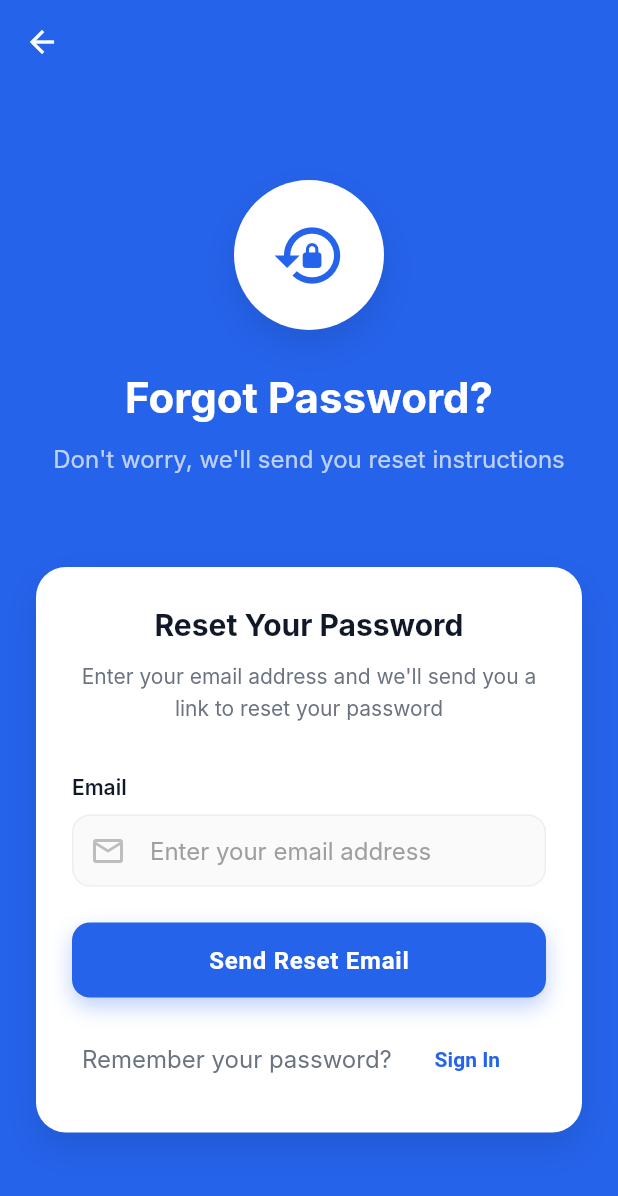
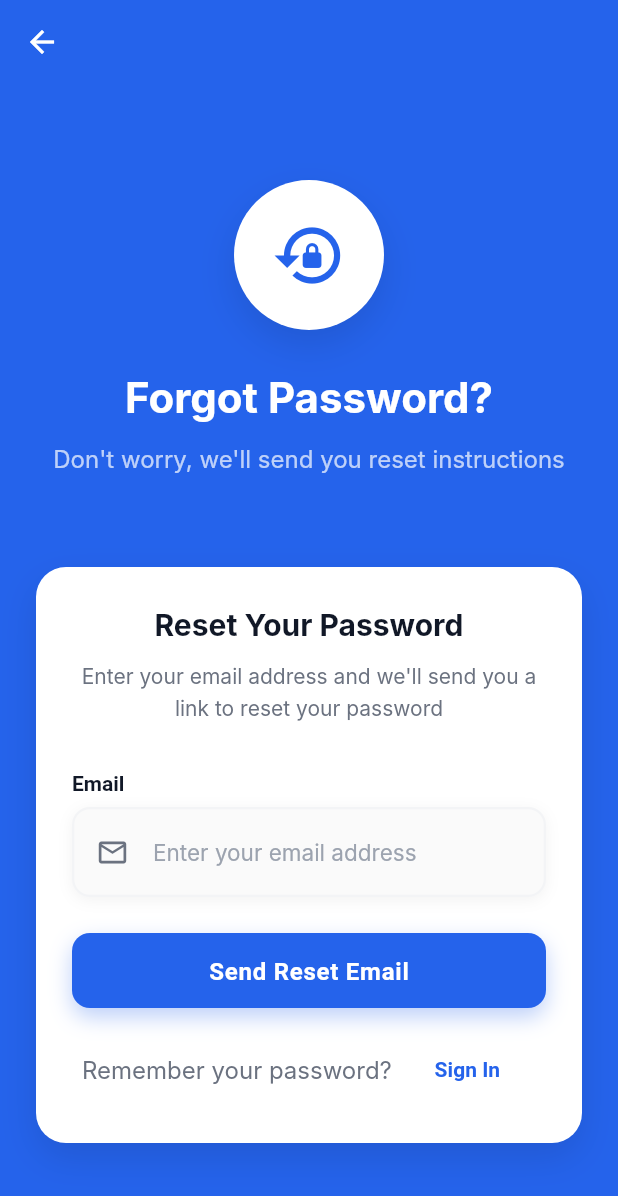
Before and after one commit to RensithUdara/passenger_app, a Flutter app: the ForgotPasswordPage screen opened by its route, on a phone screen of 412 x 824 dp. Shown: the top 1196 px of the screen. Run offline on Flutter 3.47's test engine with Material 3 defaults, Android fonts, the phone set to English and light mode, and no system bars; our stand-ins replace cloud_firestore, firebase_analytics, firebase_auth, firebase_core, firebase_crashlytics, firebase_messaging and 11 more; missing offline and left inert: mobile_scanner; accounts and stored records are empty; Roboto replaces fonts that are missing (Inter).

Commit message:
feat: Refactor CustomTextField with animated label, enhanced styling, and improved input decoration

```diff
--- a/lib/presentation/widgets/common/custom_text_field.dart
+++ b/lib/presentation/widgets/common/custom_text_field.dart
@@ -79,17 +79,38 @@ class _CustomTextFieldState extends State<CustomTextField> {
       crossAxisAlignment: CrossAxisAlignment.start,
       children: [
         if (widget.label != null) ...[
-          Text(
-            widget.label!,
-            style: const TextStyle(
+          AnimatedDefaultTextStyle(
+            duration: const Duration(milliseconds: 200),
+            style: TextStyle(
               fontSize: 14,
               fontWeight: FontWeight.w600,
-              color: AppColors.textPrimary,
+              color: _isFocused ? AppColors.primaryColor : AppColors.textPrimary,
             ),
+            child: Text(widget.label!),
           ),
           const SizedBox(height: 8),
         ],
-        TextFormField(
+        AnimatedContainer(
+          duration: const Duration(milliseconds: 200),
+          decoration: BoxDecoration(
+            borderRadius: BorderRadius.circular(widget.borderRadius),
+            boxShadow: _isFocused
+                ? [
+                    BoxShadow(
+                      color: AppColors.primaryColor.withOpacity(0.15),
+                      blurRadius: 12,
+                      offset: const Offset(0, 4),
+                    ),
+                  ]
+                : [
+                    BoxShadow(
+                      color: Colors.black.withOpacity(0.05),
+                      blurRadius: 8,
+                      offset: const Offset(0, 2),
+                    ),
+                  ],
+          ),
+          child: TextFormField(
             controller: widget.controller,
             focusNode: widget.focusNode,
             obscureText: widget.obscureText,
@@ -106,29 +127,47 @@ class _CustomTextFieldState extends State<CustomTextField> {
             style: const TextStyle(
               fontSize: 16,
               color: AppColors.textPrimary,
+              fontWeight: FontWeight.w500,
             ),
             decoration: InputDecoration(
               hintText: widget.hint,
               hintStyle: TextStyle(
-              fontSize: 16,
-              color: Colors.grey.shade500,
+                fontSize: 15,
+                color: AppColors.textHint,
+                fontWeight: FontWeight.w400,
               ),
               prefixIcon: widget.prefixIcon != null
-                ? Icon(
+                  ? AnimatedContainer(
+                      duration: const Duration(milliseconds: 200),
+                      margin: const EdgeInsets.only(left: 16, right: 12),
+                      child: Icon(
                         widget.prefixIcon,
                         color: _isFocused
                             ? AppColors.primaryColor
-                        : Colors.grey.shade400,
+                            : AppColors.textSecondary,
+                        size: 22,
+                      ),
                     )
                   : null,
-            suffixIcon: widget.suffixIcon,
+              suffixIcon: widget.suffixIcon != null
+                  ? Container(
+                      margin: const EdgeInsets.only(right: 12),
+                      child: widget.suffixIcon,
+                    )
+                  : null,
+              prefixIconConstraints: widget.prefixIcon != null
+                  ? const BoxConstraints(minWidth: 50)
+                  : null,
+              suffixIconConstraints: widget.suffixIcon != null
+                  ? const BoxConstraints(minWidth: 50)
+                  : null,
               filled: true,
               fillColor: widget.fillColor ??
                   (widget.enabled
                       ? (_isFocused
-                        ? AppColors.primaryColor.withOpacity(0.05)
-                        : Colors.grey.shade50)
-                    : Colors.grey.shade100),
+                          ? Colors.white
+                          : AppColors.greyExtraLight)
+                      : AppColors.greyLight),
               border: OutlineInputBorder(
                 borderRadius: BorderRadius.circular(widget.borderRadius),
                 borderSide: BorderSide.none,
@@ -136,44 +175,49 @@ class _CustomTextFieldState extends State<CustomTextField> {
               enabledBorder: OutlineInputBorder(
                 borderRadius: BorderRadius.circular(widget.borderRadius),
                 borderSide: BorderSide(
-                color: Colors.grey.shade200,
-                width: 1,
+                  color: AppColors.greyLight,
+                  width: 1.5,
                 ),
               ),
               focusedBorder: OutlineInputBorder(
                 borderRadius: BorderRadius.circular(widget.borderRadius),
                 borderSide: const BorderSide(
                   color: AppColors.primaryColor,
-                width: 2,
+                  width: 2.5,
                 ),
               ),
               errorBorder: OutlineInputBorder(
                 borderRadius: BorderRadius.circular(widget.borderRadius),
                 borderSide: const BorderSide(
                   color: AppColors.errorColor,
-                width: 1,
+                  width: 1.5,
                 ),
               ),
               focusedErrorBorder: OutlineInputBorder(
                 borderRadius: BorderRadius.circular(widget.borderRadius),
                 borderSide: const BorderSide(
                   color: AppColors.errorColor,
-                width: 2,
+                  width: 2.5,
                 ),
               ),
               disabledBorder: OutlineInputBorder(
                 borderRadius: BorderRadius.circular(widget.borderRadius),
                 borderSide: BorderSide(
-                color: Colors.grey.shade300,
+                  color: AppColors.textDisabled,
                   width: 1,
                 ),
               ),
               contentPadding: widget.contentPadding ??
-                const EdgeInsets.symmetric(horizontal: 16, vertical: 12),
+                  EdgeInsets.symmetric(
+                    horizontal: widget.prefixIcon != null ? 8 : 20,
+                    vertical: 18,
+                  ),
               counterText: '',
               errorStyle: const TextStyle(
                 fontSize: 12,
                 color: AppColors.errorColor,
+                fontWeight: FontWeight.w500,
+              ),
             ),
           ),
         ),
```
Lines whose indentation alone changed are shown as unchanged.
